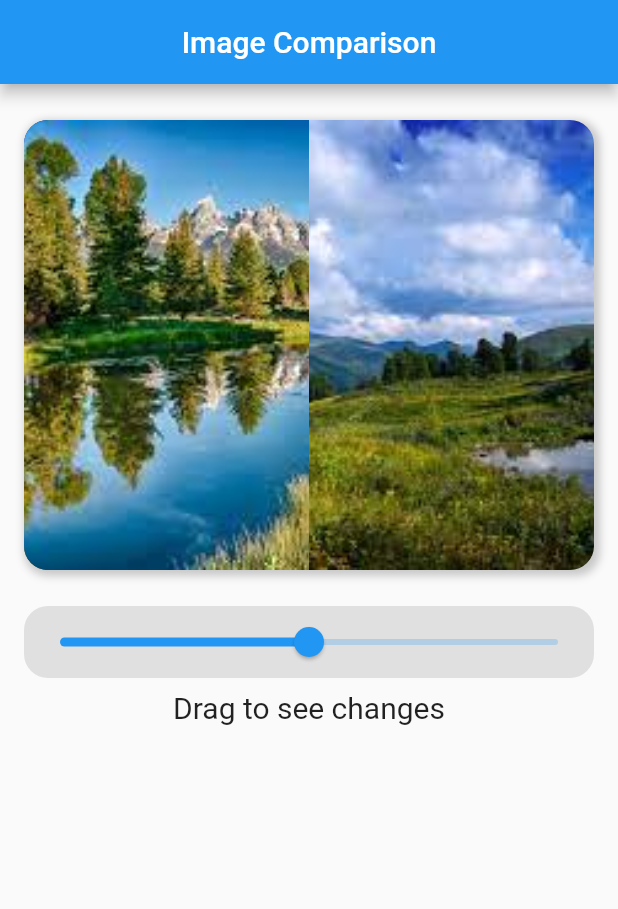
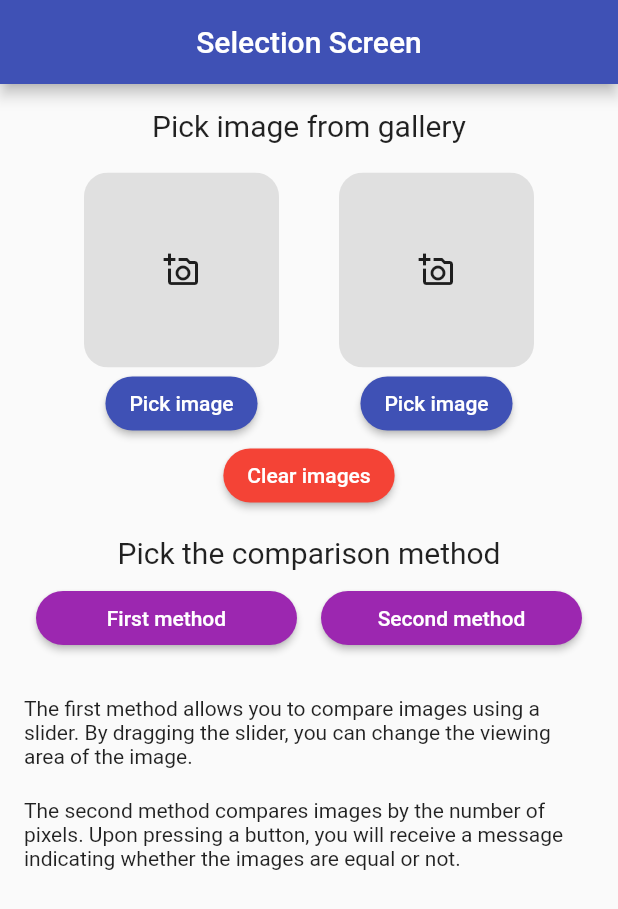
Before and after one commit to Rimbo537/compare_image_test, a Flutter app: the screen it shows after launch, on a phone screen of 412 x 824 dp. Shown: the top 909 px of the screen. Run offline on Flutter 3.47's test engine with Material 2 defaults, Android fonts, the phone set to English and light mode, and no system bars; our stand-ins replace image_picker.

Commit message:
add decode image screen

```diff
--- a/lib/main.dart
+++ b/lib/main.dart
@@ -1,4 +1,4 @@
-import 'package:compare_image_test/screens/image_comparison.dart';
+import 'package:compare_image_test/screens/selection_screen.dart';
 import 'package:flutter/material.dart';
 
 void main() {
@@ -8,11 +8,11 @@ void main() {
 class MyApp extends StatelessWidget {
   const MyApp({super.key});
 
-  // This widget is the root of your application.
   @override
   Widget build(BuildContext context) {
     return MaterialApp(
-      home: ImageComparisonScreen(),
+      theme: ThemeData(primarySwatch: Colors.indigo),
+      home: const SelectionScreen(),
     );
   }
 }
--- a/lib/resources/app_strings.dart
+++ b/lib/resources/app_strings.dart
@@ -1,4 +1,20 @@
 abstract class AppStrings {
   static const String imageComparison = 'Image Comparison';
   static const String dragToSeeChanges = 'Drag to see changes';
+  static const String selectionScreen = 'Selection Screen';
+  static const String pickImageFromGallery = 'Pick image from gallery';
+  static const String clearImages = 'Clear images';
+  static const String pickTheComparisonType = 'Pick the comparison method';
+  static const String firstMethod = 'First method';
+  static const String secondMethod = 'Second method';
+  static const String firstMethodDescriprion =
+      'The first method allows you to compare images using a slider. By dragging the slider, you can change the viewing area of the image.';
+  static const String secondMethodDescription =
+      'The second method compares images by the number of pixels. Upon pressing a button, you will receive a message indicating whether the images are equal or not.';
+  static const String snackBarMessage = 'Please, pick the images!';
+  static const String pickImage = 'Pick image';
+  static const String imageErrorMessage =
+      'The sizes of the images do not match.';
+  static const String imageIdentical = 'The images are identical.';
+  static const String decodeImage = 'Decode image';
 }
--- /dev/null
+++ b/lib/resources/app_styles.dart
@@ -0,0 +1,25 @@
+import 'package:flutter/material.dart';
+
+class AppStyles {
+  static const TextStyle appStyle20 = TextStyle(fontSize: 20);
+
+  static const TextStyle appStyle14 = TextStyle(fontSize: 14);
+
+  static Decoration imageDecoration = BoxDecoration(
+    borderRadius: BorderRadius.circular(16.0),
+    boxShadow: [
+      BoxShadow(
+        color: Colors.black.withOpacity(0.2),
+        spreadRadius: 2,
+        blurRadius: 4,
+        // Сдвиг тени на 2 пикселя вправо и вниз
+        offset: const Offset(2, 2),
+      ),
+    ],
+  );
+
+  static Decoration sliderDecoration = BoxDecoration(
+    color: Colors.grey[300],
+    borderRadius: BorderRadius.circular(16.0),
+  );
+}
--- a/lib/screens/Image_comparison.dart
+++ b/lib/screens/image_comparison_screen.dart
@@ -1,28 +1,26 @@
-import 'package:compare_image_test/resources/app_images.dart';
+import 'dart:io';
+
 import 'package:compare_image_test/resources/app_strings.dart';
+import 'package:compare_image_test/resources/app_styles.dart';
 import 'package:compare_image_test/widgets/image.dart';
 import 'package:flutter/material.dart';
 
 class ImageComparisonScreen extends StatefulWidget {
+  final File firstImageFile;
+  final File secondImageFile;
+
+  const ImageComparisonScreen({
+    super.key,
+    required this.firstImageFile,
+    required this.secondImageFile,
+  });
+
   @override
   _ImageComparisonScreenState createState() => _ImageComparisonScreenState();
 }
 
 class _ImageComparisonScreenState extends State<ImageComparisonScreen> {
   double _sliderValue = 0.5;
-
-  Decoration imageDecoration = BoxDecoration(
-    borderRadius: BorderRadius.circular(16.0),
-    boxShadow: [
-      BoxShadow(
-        color: Colors.black.withOpacity(0.2),
-        spreadRadius: 2,
-        blurRadius: 4,
-        // Сдвиг тени на 2 пикселя вправо и вниз
-        offset: const Offset(2, 2),
-      ),
-    ],
-  );
 
   @override
   Widget build(BuildContext context) {
@@ -37,15 +35,15 @@ class _ImageComparisonScreenState extends State<ImageComparisonScreen> {
         child: Column(
           children: [
             Container(
-              decoration: imageDecoration,
+              decoration: AppStyles.imageDecoration,
               child: ClipRRect(
                 borderRadius: BorderRadius.circular(16.0),
                 child: Stack(
                   children: [
-                    ImageWidget(image: AppImages.nature),
+                    ImageWidget(image: widget.secondImageFile),
                     ClipRect(
                       child: ImageWidget(
-                        image: AppImages.river,
+                        image: widget.firstImageFile,
                         widthFactor: _sliderValue,
                       ),
                     ),
@@ -55,10 +53,7 @@ class _ImageComparisonScreenState extends State<ImageComparisonScreen> {
             ),
             const SizedBox(height: 24),
             Container(
-              decoration: BoxDecoration(
-                color: Colors.grey[300],
-                borderRadius: BorderRadius.circular(16.0),
-              ),
+              decoration: AppStyles.sliderDecoration,
               child: Slider(
                 value: _sliderValue,
                 onChanged: (newValue) {
@@ -72,7 +67,7 @@ class _ImageComparisonScreenState extends State<ImageComparisonScreen> {
             const Center(
               child: Text(
                 AppStrings.dragToSeeChanges,
-                style: TextStyle(fontSize: 20),
+                style: AppStyles.appStyle20,
               ),
             ),
           ],
--- /dev/null
+++ b/lib/screens/selection_screen.dart
@@ -0,0 +1,173 @@
+import 'dart:io';
+
+import 'package:compare_image_test/resources/app_strings.dart';
+import 'package:compare_image_test/resources/app_styles.dart';
+import 'package:compare_image_test/screens/decode_image_screen.dart';
+import 'package:compare_image_test/screens/image_comparison_screen.dart';
+import 'package:compare_image_test/widgets/button.dart';
+import 'package:compare_image_test/widgets/image_picker.dart';
+import 'package:flutter/material.dart';
+import 'package:image_picker/image_picker.dart';
+
+class SelectionScreen extends StatefulWidget {
+  const SelectionScreen({super.key});
+
+  @override
+  State<SelectionScreen> createState() => _SelectionScreenState();
+}
+
+class _SelectionScreenState extends State<SelectionScreen> {
+  File? firstImageFile;
+  File? secondImageFile;
+  bool isClearImage = false;
+
+  @override
+  Widget build(BuildContext context) {
+    return Scaffold(
+      appBar: AppBar(
+        title: const Center(child: Text(AppStrings.selectionScreen)),
+      ),
+      body: Padding(
+        padding: const EdgeInsets.all(16),
+        child: ListView(
+          children: [
+            const Center(
+              child: Text(
+                AppStrings.pickImageFromGallery,
+                style: AppStyles.appStyle20,
+              ),
+            ),
+            const SizedBox(height: 20),
+            Row(
+              mainAxisAlignment: MainAxisAlignment.spaceEvenly,
+              children: [
+                ImagePickerWidget(
+                  onPressed: () async {
+                    final pickedFile = await ImagePicker()
+                        .pickImage(source: ImageSource.gallery);
+                    if (pickedFile != null) {
+                      // Действия с выбранной фотографией
+                      setState(() {
+                        firstImageFile = File(pickedFile.path);
+                      });
+                    }
+                  },
+                  imageFile: firstImageFile,
+                  isClearImage: isClearImage,
+                ),
+                ImagePickerWidget(
+                  onPressed: () async {
+                    // MainRepository().secondImageFile();
+                    final pickedFile = await ImagePicker()
+                        .pickImage(source: ImageSource.gallery);
+                    if (pickedFile != null) {
+                      // Действия с выбранной фотографией
+                      setState(() {
+                        secondImageFile = File(pickedFile.path);
+                      });
+                    }
+                  },
+                  imageFile: secondImageFile,
+                  isClearImage: isClearImage,
+                ),
+              ],
+            ),
+            Center(
+              child: ButtonWidget(
+                onPressed: () {
+                  setState(() {
+                    firstImageFile = null;
+                    secondImageFile = null;
+                  });
+                },
+                color: Colors.red,
+                child: const Text(AppStrings.clearImages),
+              ),
+            ),
+            const SizedBox(height: 16),
+            const Center(
+              child: Text(
+                AppStrings.pickTheComparisonType,
+                style: AppStyles.appStyle20,
+              ),
+            ),
+            Row(
+              mainAxisAlignment: MainAxisAlignment.spaceBetween,
+              children: [
+                Expanded(
+                  child: Padding(
+                    padding: const EdgeInsets.all(8),
+                    child: ButtonWidget(
+                      onPressed: () {
+                        if (firstImageFile != null && secondImageFile != null) {
+                          Navigator.of(context).push(
+                            MaterialPageRoute(
+                              builder: (context) => ImageComparisonScreen(
+                                firstImageFile: firstImageFile as File,
+                                secondImageFile: secondImageFile as File,
+                              ),
+                            ),
+                          );
+                        } else {
+                          snackBar();
+                        }
+                      },
+                      color: Colors.purple,
+                      child: const Text(
+                        AppStrings.firstMethod,
+                        style: AppStyles.appStyle14,
+                      ),
+                    ),
+                  ),
+                ),
+                Expanded(
+                  child: Padding(
+                    padding: const EdgeInsets.all(8),
+                    child: ButtonWidget(
+                      onPressed: () {
+                        if (firstImageFile != null && secondImageFile != null) {
+                          Navigator.of(context).push(
+                            MaterialPageRoute(
+                              builder: (context) => DecodeImageScreen(
+                                firstImageFile: firstImageFile as File,
+                                secondImageFile: secondImageFile as File,
+                              ),
+                            ),
+                          );
+                        } else {
+                          snackBar();
+                        }
+                      },
+                      color: Colors.purple,
+                      child: const Text(
+                        AppStrings.secondMethod,
+                        style: AppStyles.appStyle14,
+                      ),
+                    ),
+                  ),
+                ),
+              ],
+            ),
+            const SizedBox(height: 20),
+            const Text(
+              AppStrings.firstMethodDescriprion,
+            ),
+            const SizedBox(height: 20),
+            const Text(
+              AppStrings.secondMethodDescription,
+            ),
+          ],
+        ),
+      ),
+    );
+  }
+
+  snackBar() {
+    ScaffoldMessenger.of(context).showSnackBar(
+      const SnackBar(
+        content: Center(child: Text(AppStrings.snackBarMessage)),
+        duration: Duration(seconds: 3),
+      ),
+    );
+  }
+}
--- /dev/null
+++ b/lib/widgets/button.dart
@@ -0,0 +1,33 @@
+import 'package:flutter/material.dart';
+
+class ButtonWidget extends StatelessWidget {
+  VoidCallback onPressed;
+  Widget child;
+  Color? color;
+
+  ButtonWidget({
+    super.key,
+    required this.child,
+    required this.onPressed,
+    this.color,
+  });
+
+  @override
+  Widget build(BuildContext context) {
+    ButtonStyle buttonStyle = ButtonStyle(
+      foregroundColor: MaterialStateProperty.all(Colors.white),
+      backgroundColor: MaterialStateProperty.all(color),
+      shape: MaterialStateProperty.all<RoundedRectangleBorder>(
+        RoundedRectangleBorder(
+          borderRadius: BorderRadius.circular(18.0),
+        ),
+      ),
+    );
+
+    return ElevatedButton(
+      onPressed: onPressed,
+      style: buttonStyle,
+      child: child,
+    );
+  }
+}
--- a/lib/widgets/image.dart
+++ b/lib/widgets/image.dart
@@ -1,22 +1,27 @@
+import 'dart:io';
+
 import 'package:flutter/material.dart';
 
 class ImageWidget extends StatelessWidget {
-  String image;
+  File image;
   double? widthFactor;
 
-  ImageWidget({super.key, required this.image, this.widthFactor});
+  ImageWidget({
+    super.key,
+    required this.image,
+    this.widthFactor,
+  });
 
   @override
   Widget build(BuildContext context) {
     return Align(
         alignment: Alignment.centerLeft,
         widthFactor: widthFactor,
-      child: Image.asset(
+        child: Image.file(
           image,
           fit: BoxFit.cover,
           width: double.infinity,
           height: 300,
-      ),
-    );
+        ));
   }
 }
--- /dev/null
+++ b/lib/widgets/image_picker.dart
@@ -0,0 +1,46 @@
+import 'dart:io';
+
+import 'package:compare_image_test/resources/app_strings.dart';
+import 'package:compare_image_test/widgets/button.dart';
+import 'package:flutter/material.dart';
+
+class ImagePickerWidget extends StatefulWidget {
+  bool isClearImage;
+  VoidCallback onPressed;
+  File? imageFile;
+
+  ImagePickerWidget({
+    super.key,
+    required this.isClearImage,
+    required this.onPressed,
+    this.imageFile,
+  });
+
+  @override
+  State<ImagePickerWidget> createState() => _ImagePickerWidgetState();
+}
+
+class _ImagePickerWidgetState extends State<ImagePickerWidget> {
+  @override
+  Widget build(BuildContext context) {
+    return Column(
+      children: [
+        ClipRRect(
+          borderRadius: BorderRadius.circular(16.0),
+          child: Container(
+            height: 130,
+            width: 130,
+            color: Colors.grey[300],
+            child: widget.imageFile == null
+                ? const Icon(Icons.add_a_photo_outlined)
+                : Image.file(widget.imageFile as File),
+          ),
+        ),
+        ButtonWidget(
+          onPressed: widget.onPressed,
+          child: const Text(AppStrings.pickImage),
+        ),
+      ],
+    );
+  }
+}
--- a/pubspec.yaml
+++ b/pubspec.yaml
@@ -31,6 +31,9 @@ dependencies:
   flutter:
     sdk: flutter
   solid_lints: ^0.0.14
+
+  image_picker: ^0.8.7+4
+  image: ^4.0.15
 
   # The following adds the Cupertino Icons font to your application.
   # Use with the CupertinoIcons class for iOS style icons.
```
Also changed, not shown: lib/screens/decode_image_screen.dart (added, +93 -0 lines), pubspec.lock. Lines whose indentation alone changed are shown as unchanged.
